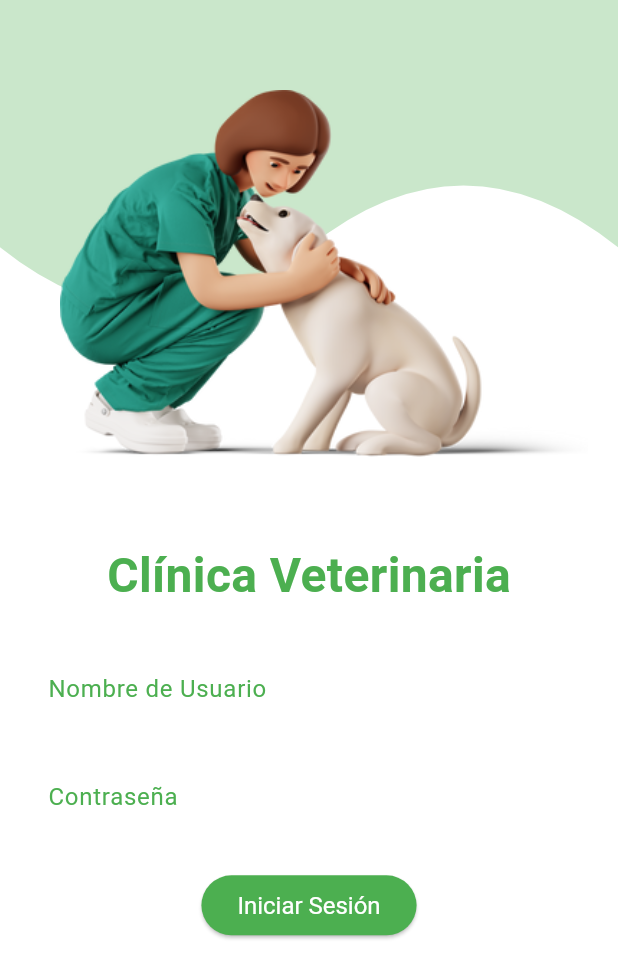
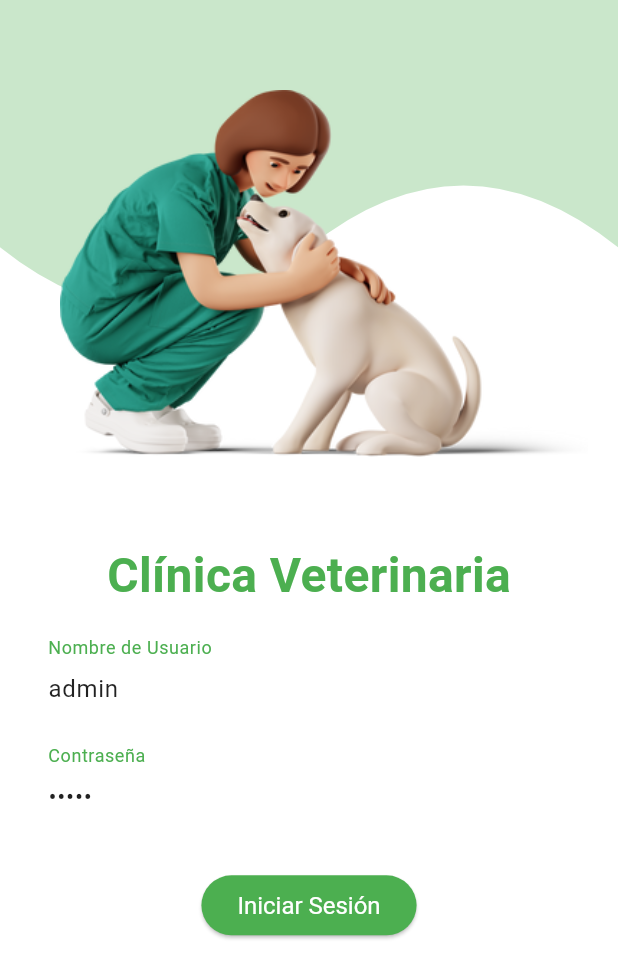
Before and after one commit to lnietoa/Maestria-VaccineBlock, a Flutter app: the screen it shows after launch, on a phone screen of 412 x 824 dp. Shown: the top 978 px of the screen. Run offline on Flutter 3.47's test engine with Material 3 defaults, Android fonts, the phone set to English and light mode, and no system bars; missing offline and left inert: mongo_dart, web3dart; project files that could hold a hidden picture were left out.

Commit message:
commit login

```diff
--- a/lib/pages/login.dart
+++ b/lib/pages/login.dart
@@ -16,6 +16,13 @@ class LoginPage extends StatefulWidget {
 class _LoginPageState extends State<LoginPage> {
   final TextEditingController _usernameController = TextEditingController();
   final TextEditingController _passwordController = TextEditingController();
+
+  @override
+  void initState() {
+    super.initState();
+    _usernameController.text = 'admin';
+    _passwordController.text = 'admin';
+  }
 
   Future<void> _login() async {
     final username = _usernameController.text;
--- a/lib/pages/register_vaccine.dart
+++ b/lib/pages/register_vaccine.dart
@@ -113,8 +113,8 @@ class RegisterVaccinePage extends StatelessWidget {
                 children: <Widget>[
               Image.asset(
               'assets/images/Vaccine.png',
-                width: 180,
-                height: 180,
+                width: 140,
+                height: 140,
               ),
               const SizedBox(height: 20),
               Card(
```
